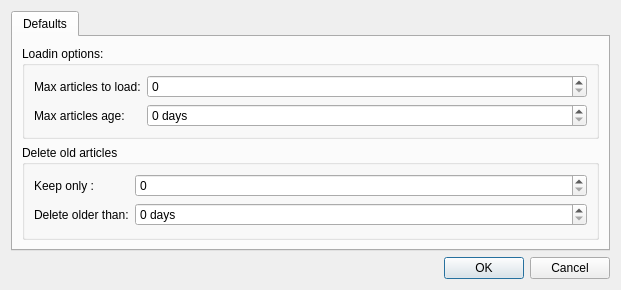
This is data/gui/dlg_preferences.ui in KarolBedkowski/mna as Qt 5 draws it before an edit. The edited form follows.
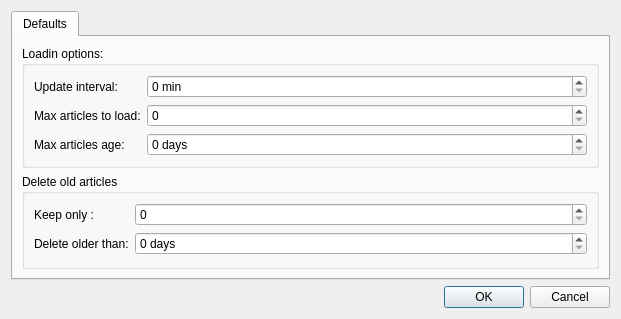
This is the edited form.

Commit message: +configuration default update interval

```diff
--- a/data/gui/dlg_preferences.ui
+++ b/data/gui/dlg_preferences.ui
@@ -10,7 +10,7 @@
     <x>0</x>
     <y>0</y>
     <width>621</width>
-    <height>275</height>
+    <height>302</height>
    </rect>
   </property>
   <property name="windowTitle">
@@ -45,7 +45,7 @@
           <property name="fieldGrowthPolicy">
            <enum>QFormLayout::AllNonFixedFieldsGrow</enum>
           </property>
-          <item row="0" column="0">
+          <item row="1" column="0">
            <widget class="QLabel" name="label">
             <property name="locale">
              <locale language="C" country="AnyCountry"/>
@@ -55,7 +55,7 @@
             </property>
            </widget>
           </item>
-          <item row="0" column="1">
+          <item row="1" column="1">
            <widget class="QSpinBox" name="sb_max_art_load">
             <property name="toolTip">
              <string>&lt;html&gt;&lt;head/&gt;&lt;body&gt;&lt;p&gt;(0 - load all)&lt;/p&gt;&lt;/body&gt;&lt;/html&gt;</string>
@@ -71,7 +71,7 @@
             </property>
            </widget>
           </item>
-          <item row="1" column="0">
+          <item row="2" column="0">
            <widget class="QLabel" name="label_3">
             <property name="locale">
              <locale language="C" country="AnyCountry"/>
@@ -81,7 +81,7 @@
             </property>
            </widget>
           </item>
-          <item row="1" column="1">
+          <item row="2" column="1">
            <widget class="QSpinBox" name="sb_max_age_load">
             <property name="toolTip">
              <string>&lt;html&gt;&lt;head/&gt;&lt;body&gt;&lt;p&gt;(0 -  load all)&lt;/p&gt;&lt;/body&gt;&lt;/html&gt;</string>
@@ -100,6 +100,26 @@
             </property>
            </widget>
           </item>
+          <item row="0" column="0">
+           <widget class="QLabel" name="label_2">
+            <property name="text">
+             <string>Update interval:</string>
+            </property>
+           </widget>
+          </item>
+          <item row="0" column="1">
+           <widget class="QSpinBox" name="sb_update_interval">
+            <property name="suffix">
+             <string> min</string>
+            </property>
+            <property name="maximum">
+             <number>50000</number>
+            </property>
+            <property name="singleStep">
+             <number>5</number>
+            </property>
+           </widget>
+          </item>
          </layout>
         </widget>
        </item>
```
The commit also changes 2 other files.
